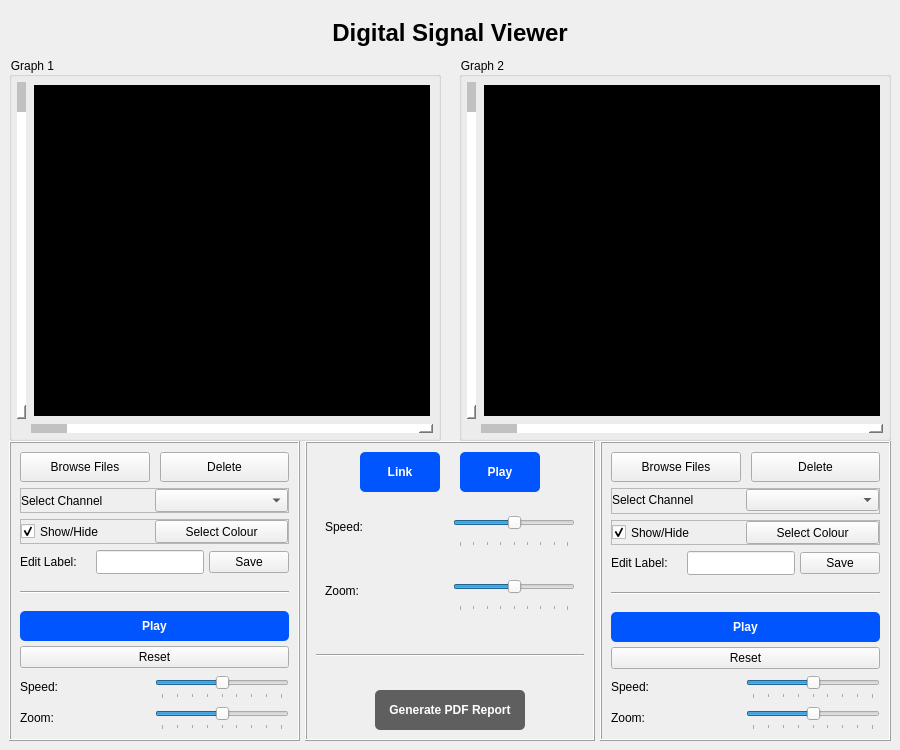
Qt form task1.ui (OmarAtef0/Digital-Signal-Visualizer) before a commit.
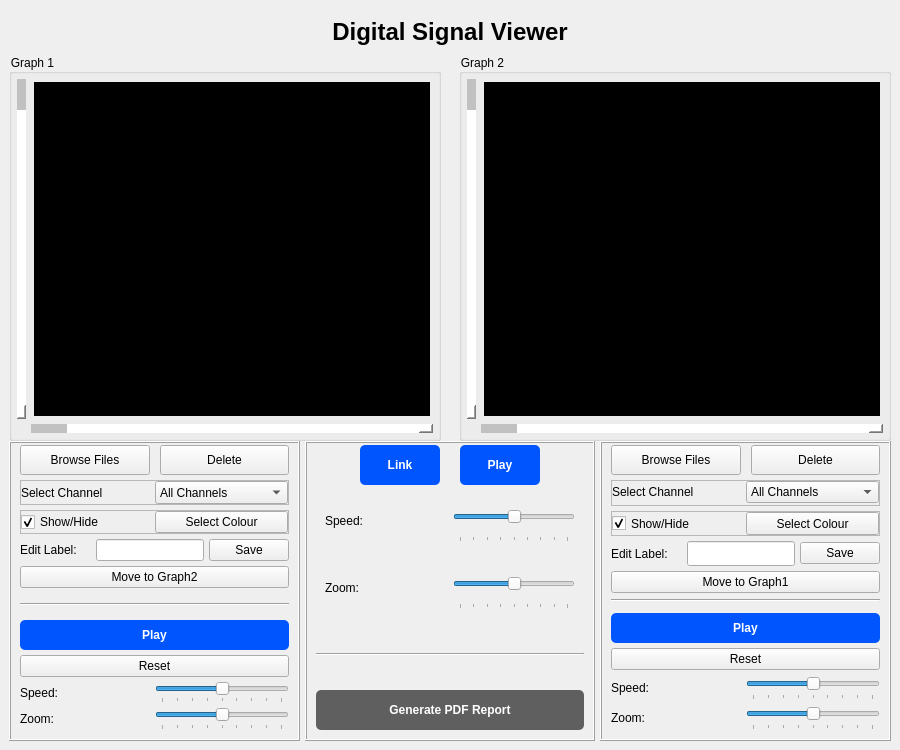
The same form after that commit. Custom widgets are drawn as their Qt base class.

Patch:
```diff
--- a/task1.ui
+++ b/task1.ui
@@ -140,6 +140,21 @@
              <number>0</number>
             </property>
             <layout class="QHBoxLayout" name="horizontalLayout_17">
+             <property name="spacing">
+              <number>0</number>
+             </property>
+             <property name="leftMargin">
+              <number>0</number>
+             </property>
+             <property name="topMargin">
+              <number>0</number>
+             </property>
+             <property name="rightMargin">
+              <number>0</number>
+             </property>
+             <property name="bottomMargin">
+              <number>0</number>
+             </property>
              <item>
               <widget class="QLabel" name="appTitle">
                <property name="sizePolicy">
@@ -164,7 +179,6 @@
                 <font>
                  <family>Arial</family>
                  <pointsize>18</pointsize>
-                 <weight>75</weight>
                  <bold>true</bold>
                 </font>
                </property>
@@ -614,6 +628,12 @@
        </item>
        <item>
         <widget class="QFrame" name="lower">
+         <property name="sizePolicy">
+          <sizepolicy hsizetype="Expanding" vsizetype="Expanding">
+           <horstretch>0</horstretch>
+           <verstretch>0</verstretch>
+          </sizepolicy>
+         </property>
          <property name="maximumSize">
           <size>
            <width>16777215</width>
@@ -669,6 +689,12 @@
              <number>1</number>
             </property>
             <layout class="QVBoxLayout" name="verticalLayout_4">
+             <property name="spacing">
+              <number>5</number>
+             </property>
+             <property name="topMargin">
+              <number>2</number>
+             </property>
              <property name="bottomMargin">
               <number>9</number>
              </property>
@@ -857,6 +883,11 @@
                   <property name="styleSheet">
                    <string notr="true"/>
                   </property>
+                  <item>
+                   <property name="text">
+                    <string>All Channels</string>
+                   </property>
+                  </item>
                  </widget>
                 </item>
                </layout>
@@ -1044,6 +1075,13 @@
                </layout>
               </widget>
              </item>
+             <item>
+              <widget class="QPushButton" name="Moveto2">
+               <property name="text">
+                <string>Move to Graph2</string>
+               </property>
+              </widget>
+             </item>
              <item>
               <widget class="QFrame" name="frame_5">
                <property name="maximumSize">
@@ -1160,7 +1198,6 @@
                   </property>
                   <property name="font">
                    <font>
-                    <weight>75</weight>
                     <bold>true</bold>
                    </font>
                   </property>
@@ -1431,6 +1468,9 @@
              <number>1</number>
             </property>
             <layout class="QVBoxLayout" name="verticalLayout_14">
+             <property name="topMargin">
+              <number>2</number>
+             </property>
              <item alignment="Qt::AlignHCenter">
               <widget class="QFrame" name="frame_14">
                <property name="minimumSize">
@@ -1492,7 +1532,6 @@
                   </property>
                   <property name="font">
                    <font>
-                    <weight>75</weight>
                     <bold>true</bold>
                    </font>
                   </property>
@@ -1537,7 +1576,6 @@
                   </property>
                   <property name="font">
                    <font>
-                    <weight>75</weight>
                     <bold>true</bold>
                    </font>
                   </property>
@@ -1766,7 +1804,7 @@
                </property>
               </widget>
              </item>
-             <item alignment="Qt::AlignHCenter">
+             <item>
               <widget class="QFrame" name="frame_19">
                <property name="sizePolicy">
                 <sizepolicy hsizetype="Expanding" vsizetype="Expanding">
@@ -1833,7 +1871,6 @@
                   </property>
                   <property name="font">
                    <font>
-                    <weight>75</weight>
                     <bold>true</bold>
                    </font>
                   </property>
@@ -1892,6 +1929,12 @@
              <number>1</number>
             </property>
             <layout class="QVBoxLayout" name="verticalLayout_8">
+             <property name="spacing">
+              <number>5</number>
+             </property>
+             <property name="topMargin">
+              <number>2</number>
+             </property>
              <item>
               <widget class="QFrame" name="frame_3">
                <property name="minimumSize">
@@ -2079,6 +2122,11 @@
                   <property name="styleSheet">
                    <string notr="true"/>
                   </property>
+                  <item>
+                   <property name="text">
+                    <string>All Channels</string>
+                   </property>
+                  </item>
                  </widget>
                 </item>
                </layout>
@@ -2299,6 +2347,13 @@
                 <property name="bottomMargin">
                  <number>0</number>
                 </property>
+                <item>
+                 <widget class="QPushButton" name="Moveto1">
+                  <property name="text">
+                   <string>Move to Graph1</string>
+                  </property>
+                 </widget>
+                </item>
                 <item>
                  <widget class="Line" name="line_2">
                   <property name="sizePolicy">
@@ -2382,7 +2437,6 @@
                   </property>
                   <property name="font">
                    <font>
-                    <weight>75</weight>
                     <bold>true</bold>
                    </font>
                   </property>
```
Left out of the diff: 64 changed lines with no effect on the pictures.
